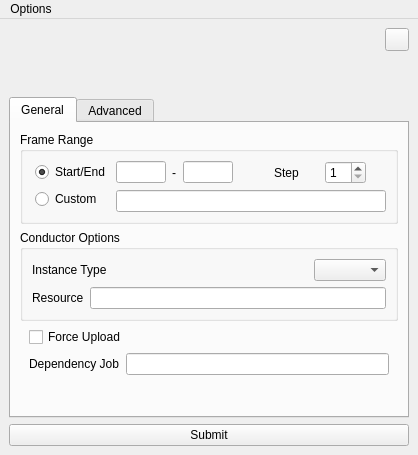
This is conductor/resources/submitter.ui in AtomicConductor/conductor_client as Qt 5 draws it before an edit. The edited form follows.
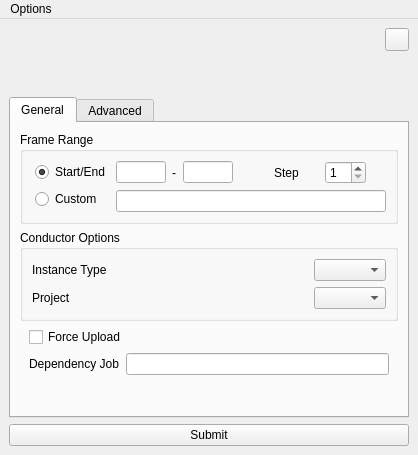
This is the edited form. Icons and pictures are not drawn.

Commit message:
project argument
-swapped out "resource" for "project"
-ui now gets and populates projects combobox from config or app query
-generateConductorArgs now in ConductorSubmitter base class
-updated UiUserSettings class to return settings filepath
-added api_client.request_projects() to retrived projects for UI

```diff
--- a/conductor/resources/submitter.ui
+++ b/conductor/resources/submitter.ui
@@ -478,18 +478,27 @@
               <string>[optional] Specify a resource string to associate the Conductor job with</string>
              </property>
              <layout class="QHBoxLayout" name="horizontalLayout_10">
+              <property name="spacing">
+               <number>20</number>
+              </property>
               <property name="margin">
                <number>0</number>
               </property>
               <item>
                <widget class="QLabel" name="label_6">
                 <property name="text">
-                 <string>Resource</string>
+                 <string>Project</string>
                 </property>
                </widget>
               </item>
               <item>
-               <widget class="QLineEdit" name="ui_resource_lnedt">
+               <widget class="QComboBox" name="ui_project_cmbx">
+                <property name="sizePolicy">
+                 <sizepolicy hsizetype="Maximum" vsizetype="Fixed">
+                  <horstretch>0</horstretch>
+                  <verstretch>0</verstretch>
+                 </sizepolicy>
+                </property>
                 <property name="isUserSetting" stdset="0">
                  <bool>true</bool>
                 </property>
```
Left out of the diff: 4 changed lines with no effect on the pictures. The commit also changes 11 other files.
